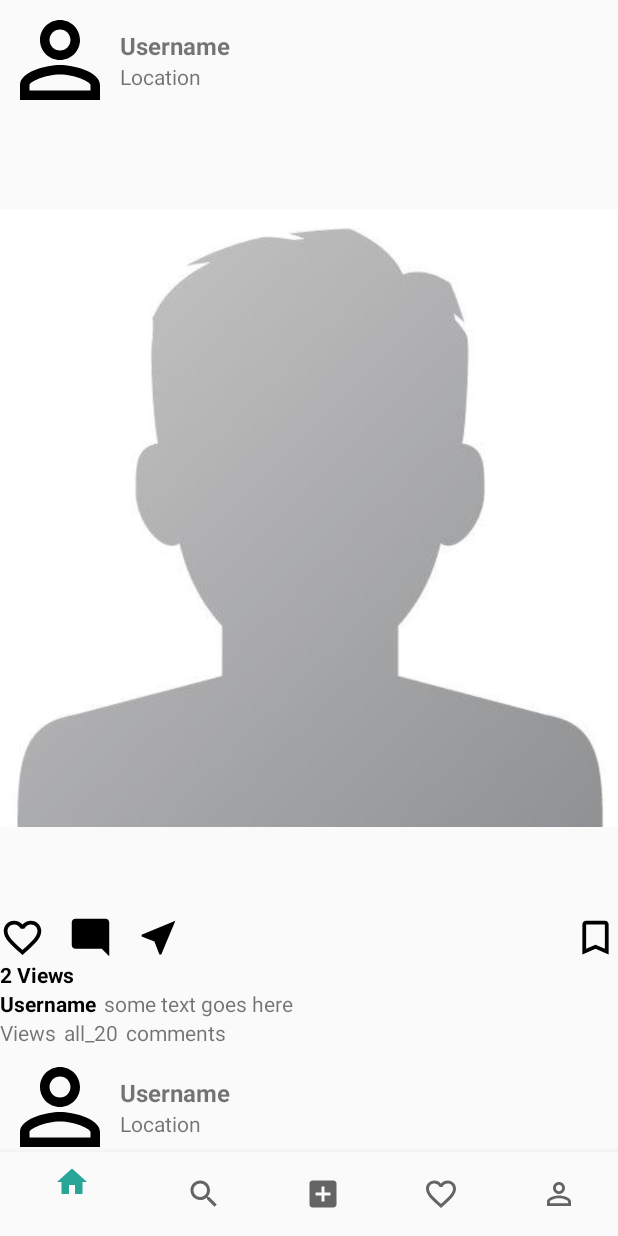
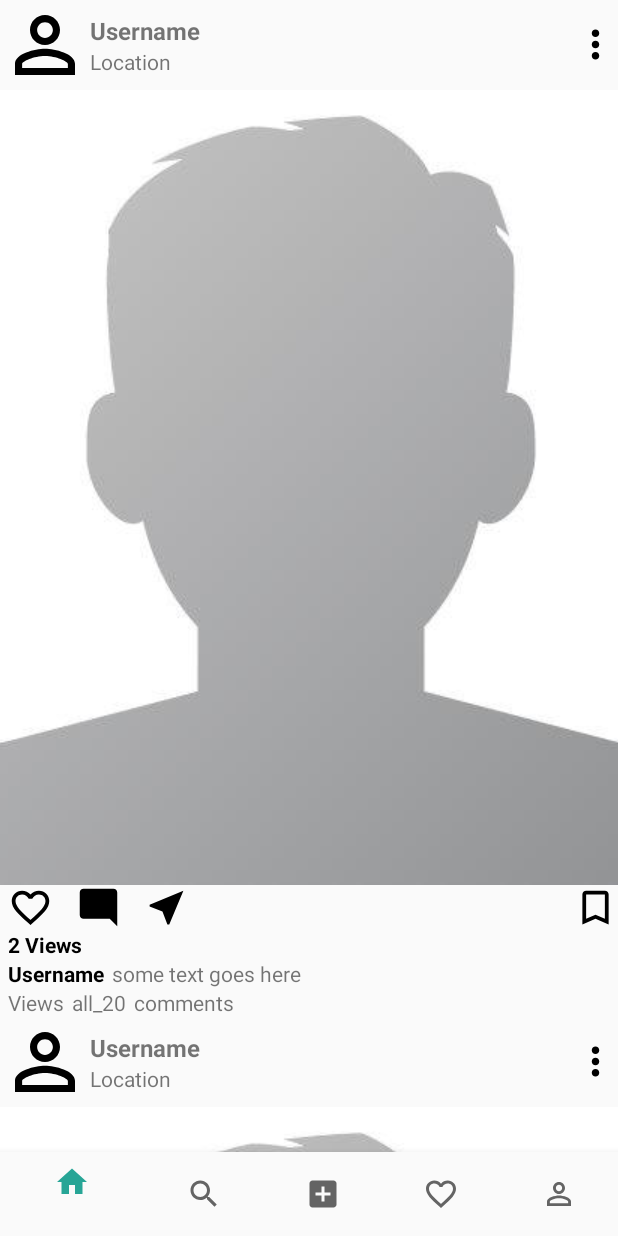
Before and after one commit to KenNguch/InstagramClone, an Android app: the screen it shows after launch once a user with an empty profile is signed in (MainActivity), on a phone screen of 412 x 824 dp. Run offline under Robolectric (Android 15) with nearby library versions, the phone set to English and light mode, and no system bars; our stand-ins replace CircleImageView, Firebase (no records; nobody signed in at launch, a user with empty details on screens opened directly).

```diff
--- a/app/build.gradle
+++ b/app/build.gradle
@@ -23,7 +23,6 @@ android {
 dependencies {
 
 
-    implementation 'de.hdodenhof:circleimageview:3.0.0'
     implementation fileTree(dir: 'libs', include: ['*.jar'])
     implementation 'androidx.appcompat:appcompat:1.0.2'
     implementation 'androidx.constraintlayout:constraintlayout:1.1.3'
@@ -36,6 +35,6 @@ dependencies {
     androidTestImplementation 'androidx.test.espresso:espresso-core:3.2.0'
     implementation 'androidx.navigation:navigation-fragment:2.0.0'
     implementation 'androidx.navigation:navigation-ui:2.0.0'
-
+    implementation 'de.hdodenhof:circleimageview:3.0.0'
     implementation 'com.google.android.material:material:1.0.0'
 }
--- a/app/src/main/AndroidManifest.xml
+++ b/app/src/main/AndroidManifest.xml
@@ -8,16 +8,19 @@
 
     <application
         android:allowBackup="true"
-        android:icon="@mipmap/ic_launcher"
+        android:icon="@drawable/icon"
         android:label="@string/app_name"
-        android:roundIcon="@mipmap/ic_launcher_round"
         android:supportsRtl="true"
         android:theme="@style/AppTheme"
         tools:ignore="GoogleAppIndexingWarning">
+
+
         <activity
             android:name=".PostActivity"
             android:label="@string/title_activity_post"
-            android:theme="@style/AppTheme.NoActionBar"></activity>
+            android:theme="@style/AppTheme.NoActionBar">
+
+        </activity>
         <activity android:name=".WelcomeActivity">
             <intent-filter>
                 <action android:name="android.intent.action.MAIN" />
--- a/app/src/main/java/kennguch/github/instagram/LoginActivity.java
+++ b/app/src/main/java/kennguch/github/instagram/LoginActivity.java
@@ -63,9 +63,7 @@ public class LoginActivity extends AppCompatActivity {
                     @Override
                     public void onComplete(@NonNull Task<AuthResult> task) {
                         if (task.isSuccessful()) {
-                            // Sign in success, update UI with the signed-in user's information
-                            Log.d("Succefully Logged In", task.getException().toString());
-                            FirebaseUser user = mAuth.getCurrentUser();
+                            Toast.makeText(LoginActivity.this, "Successfully Logged In", Toast.LENGTH_SHORT).show();
                             Intent intent = new Intent(LoginActivity.this, MainActivity.class);
                             startActivity(intent);
                             finish();
--- a/app/src/main/java/kennguch/github/instagram/MainActivity.java
+++ b/app/src/main/java/kennguch/github/instagram/MainActivity.java
@@ -52,7 +52,7 @@ public class MainActivity extends AppCompatActivity {
                                 .commit();
 
                     }
-                    return false;
+                    return true;
                 }
 
             };
--- a/app/src/main/res/layout/post_list.xml
+++ b/app/src/main/res/layout/post_list.xml
@@ -8,11 +8,10 @@
     <LinearLayout
         android:layout_width="match_parent"
         android:layout_height="0dp"
-        android:layout_weight="60"
-        android:orientation="vertical">
+        android:orientation="vertical"
+        android:layout_weight="60">
 
         <RelativeLayout
-
             android:layout_width="match_parent"
             android:layout_height="wrap_content">
 
@@ -21,10 +20,12 @@
                 android:layout_height="wrap_content"
                 android:gravity="center_vertical">
 
+
                 <de.hdodenhof.circleimageview.CircleImageView
-                    android:layout_width="80dp"
-                    android:layout_height="80dp"
+                    android:layout_width="60dp"
+                    android:layout_height="60dp"
                     android:src="@drawable/ic_profile" />
+
 
                 <LinearLayout
                     android:layout_width="match_parent"
@@ -42,9 +43,17 @@
                         android:layout_width="wrap_content"
                         android:layout_height="wrap_content"
                         android:text="@string/location" />
+
                 </LinearLayout>
 
             </LinearLayout>
+
+            <ImageView
+                android:layout_width="30dp"
+                android:layout_height="30dp"
+                android:layout_alignParentEnd="true"
+                android:src="@drawable/ic_more_ver"
+                android:layout_centerInParent="true"/>
 
 
         </RelativeLayout>
@@ -52,8 +61,8 @@
         <ImageView
             android:layout_width="match_parent"
             android:layout_height="match_parent"
-            android:src="@drawable/account" />
-
+            android:src="@drawable/account"
+            android:scaleType="centerCrop"/>
 
     </LinearLayout>
 
@@ -62,6 +71,7 @@
         android:layout_height="wrap_content">
 
         <ImageView
+            android:layout_marginStart="5dp"
             android:layout_width="30dp"
             android:layout_height="30dp"
             android:layout_marginEnd="15dp"
@@ -83,6 +93,7 @@
             android:layout_height="wrap_content">
 
             <ImageView
+
                 android:layout_width="30dp"
                 android:layout_height="30dp"
                 android:layout_alignParentEnd="true"
@@ -100,6 +111,7 @@
 
         <TextView
             android:layout_width="wrap_content"
+            android:layout_marginStart="5dp"
             android:layout_height="wrap_content"
             android:text="@string/_2_views"
             android:textColor="@color/colorPrimaryDark"
@@ -112,6 +124,7 @@
 
 
             <TextView
+                android:layout_marginStart="5dp"
                 android:layout_width="match_parent"
                 android:layout_height="wrap_content"
                 android:text="@string/username"
@@ -135,6 +148,7 @@
             android:layout_height="wrap_content">
 
             <TextView
+                android:layout_marginStart="5dp"
                 android:layout_width="wrap_content"
                 android:layout_height="wrap_content"
                 android:text="@string/views" />
@@ -152,5 +166,7 @@
                 android:text="@string/comments" />
 
         </LinearLayout>
+
     </LinearLayout>
+
 </LinearLayout>
```
Also changed, not shown: app/src/main/res/drawable/icon.png (added).
